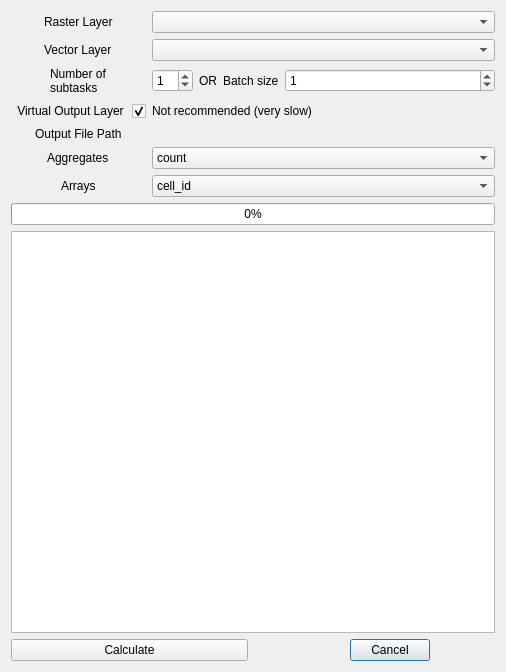
Above: zonal_exact_dialog_base.ui from JakubCha/exactextract_qgis before the change. Below: the same form after it.
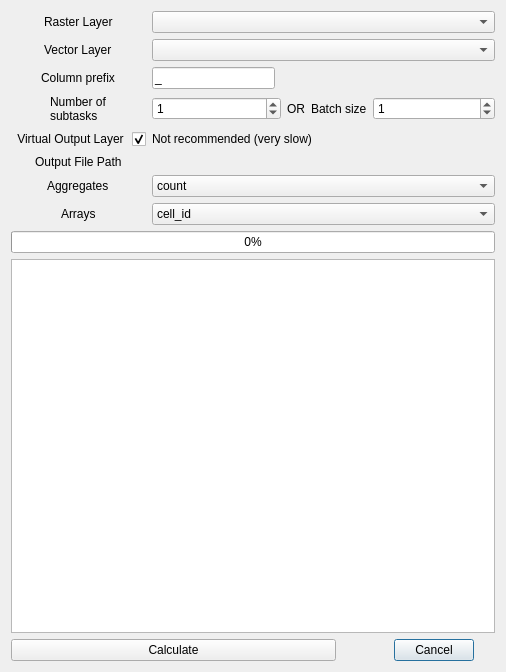
That is the form after the change. Custom widgets are drawn as their Qt base class.

Commit message: added modifiable prefix field

What changed in the file:
```diff
--- a/zonal_exact_dialog_base.ui
+++ b/zonal_exact_dialog_base.ui
@@ -19,14 +19,14 @@
      <property name="sizeConstraint">
       <enum>QLayout::SetMaximumSize</enum>
      </property>
-     <item row="2" column="4" colspan="2" alignment="Qt::AlignHCenter">
+     <item row="3" column="4" colspan="2" alignment="Qt::AlignHCenter">
       <widget class="QLabel" name="label_8">
        <property name="text">
         <string>Batch size</string>
        </property>
       </widget>
      </item>
-     <item row="2" column="0" alignment="Qt::AlignHCenter">
+     <item row="3" column="0" alignment="Qt::AlignHCenter">
       <widget class="QLabel" name="label_3">
        <property name="text">
         <string>Number of 
@@ -34,7 +34,7 @@
        </property>
       </widget>
      </item>
-     <item row="5" column="1" colspan="6">
+     <item row="6" column="1" colspan="6">
       <widget class="QgsCheckableComboBox" name="mAggregatesComboBox">
        <property name="acceptDrops">
         <bool>false</bool>
@@ -155,21 +155,21 @@
        </item>
       </widget>
      </item>
-     <item row="2" column="6">
+     <item row="3" column="6">
       <widget class="QSpinBox" name="mSpinBox_2">
        <property name="value">
         <number>1</number>
        </property>
       </widget>
      </item>
-     <item row="2" column="1" colspan="2">
+     <item row="3" column="1" colspan="2">
       <widget class="QSpinBox" name="mSpinBox">
        <property name="value">
         <number>1</number>
        </property>
       </widget>
      </item>
-     <item row="6" column="1" colspan="6">
+     <item row="7" column="1" colspan="6">
       <widget class="QgsCheckableComboBox" name="mArraysComboBox">
        <property name="toolTip">
         <string>Select statistics that output multiple values (array)</string>
@@ -206,14 +206,14 @@
        </item>
       </widget>
      </item>
-     <item row="6" column="0" alignment="Qt::AlignHCenter">
+     <item row="7" column="0" alignment="Qt::AlignHCenter">
       <widget class="QLabel" name="label_6">
        <property name="text">
         <string>Arrays</string>
        </property>
       </widget>
      </item>
-     <item row="11" column="6">
+     <item row="12" column="6">
       <widget class="QDialogButtonBox" name="mButtonBox">
        <property name="orientation">
         <enum>Qt::Horizontal</enum>
@@ -229,7 +229,7 @@
      <item row="1" column="1" colspan="6">
       <widget class="QgsMapLayerComboBox" name="mVectorLayerComboBox"/>
      </item>
-     <item row="3" column="1" colspan="6">
+     <item row="4" column="1" colspan="6">
       <widget class="QLabel" name="label_7">
        <property name="text">
         <string>Not recommended (very slow)</string>
@@ -243,7 +243,7 @@
        </property>
       </widget>
      </item>
-     <item row="3" column="0">
+     <item row="4" column="0">
       <widget class="QCheckBox" name="mVirtualCheckBox">
        <property name="layoutDirection">
         <enum>Qt::RightToLeft</enum>
@@ -259,14 +259,14 @@
        </property>
       </widget>
      </item>
-     <item row="4" column="0" alignment="Qt::AlignHCenter">
+     <item row="5" column="0" alignment="Qt::AlignHCenter">
       <widget class="QLabel" name="label_4">
        <property name="text">
         <string>Output File Path</string>
        </property>
       </widget>
      </item>
-     <item row="4" column="1" colspan="6">
+     <item row="5" column="1" colspan="6">
       <widget class="QgsFileWidget" name="mQgsOutputFileWidget">
        <property name="fileWidgetButtonVisible">
         <bool>true</bool>
@@ -295,14 +295,14 @@
      <item row="0" column="1" colspan="6">
       <widget class="QgsMapLayerComboBox" name="mRasterLayerComboBox"/>
      </item>
-     <item row="2" column="3">
+     <item row="3" column="3">
       <widget class="QLabel" name="label_9">
        <property name="text">
         <string>OR</string>
        </property>
       </widget>
      </item>
-     <item row="7" column="0" colspan="7" alignment="Qt::AlignVCenter">
+     <item row="8" column="0" colspan="7" alignment="Qt::AlignVCenter">
       <widget class="QProgressBar" name="mProgressBar">
        <property name="value">
         <number>0</number>
@@ -312,7 +312,7 @@
        </property>
       </widget>
      </item>
-     <item row="11" column="0" colspan="5">
+     <item row="12" column="0" colspan="5">
       <widget class="QPushButton" name="mCalculateButton">
        <property name="text">
         <string>Calculate</string>
@@ -328,7 +328,7 @@
        </property>
       </widget>
      </item>
-     <item row="9" column="0" colspan="7">
+     <item row="10" column="0" colspan="7">
       <widget class="QPlainTextEdit" name="mPlainText">
        <property name="readOnly">
         <bool>true</bool>
@@ -338,13 +338,27 @@
        </property>
       </widget>
      </item>
-     <item row="5" column="0" alignment="Qt::AlignHCenter">
+     <item row="6" column="0" alignment="Qt::AlignHCenter">
       <widget class="QLabel" name="label_5">
        <property name="text">
         <string>Aggregates</string>
        </property>
       </widget>
      </item>
+     <item row="2" column="1">
+      <widget class="QLineEdit" name="mPrefixEdit">
+       <property name="text">
+        <string>_</string>
+       </property>
+      </widget>
+     </item>
+     <item row="2" column="0" alignment="Qt::AlignHCenter">
+      <widget class="QLabel" name="label_10">
+       <property name="text">
+        <string>Column prefix</string>
+       </property>
+      </widget>
+     </item>
     </layout>
    </item>
   </layout>
```
The commit also changes 2 other files.
